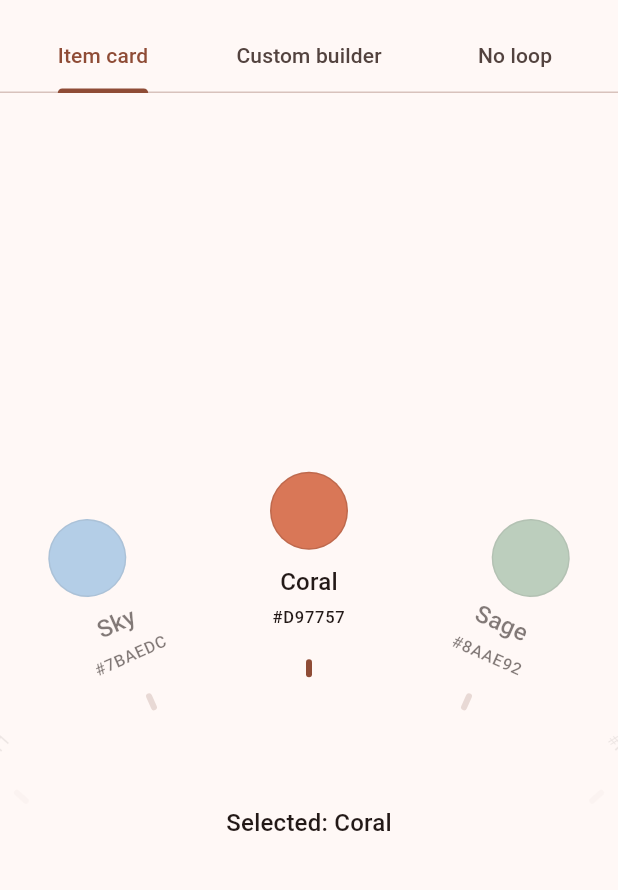
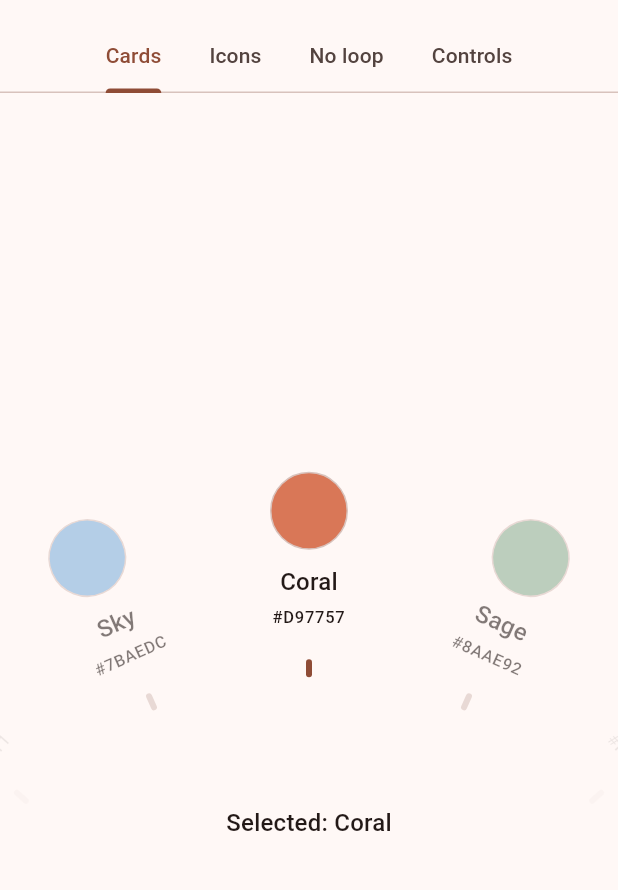
Before and after one commit to LiquidatorCoder/flywheel_carousel, a Flutter app: the screen it shows after launch, on a phone screen of 412 x 824 dp, the part 63-953 px from its top. Run offline on Flutter 3.47's test engine with Material 3 defaults, Android fonts, the phone set to English and light mode, and no system bars.

Commit message:
chore(example): tidy tabs, keep them alive and add a controls demo
Short tab labels (no truncation), keep-alive tabs so selection survives switching, scrollable tab bodies so landscape and large text don't overflow, light/dark themes, an animated selection readout and a Controls tab for FlywheelCarouselController. README gains Performance and Testing notes.

```diff
--- /dev/null
+++ b/example/lib/demos/cards_demo.dart
@@ -0,0 +1,67 @@
+import 'package:flutter/material.dart';
+import 'package:flutter/services.dart';
+import 'package:flywheel_carousel/flywheel_carousel.dart';
+
+import 'demo_layout.dart';
+
+/// `FlywheelItemCard` inside a looping carousel.
+class CardsDemo extends StatefulWidget {
+  const CardsDemo({super.key});
+
+  @override
+  State<CardsDemo> createState() => _CardsDemoState();
+}
+
+class _CardsDemoState extends State<CardsDemo> {
+  static const _swatches = <_Swatch>[
+    _Swatch('Coral', Color(0xFFD97757)),
+    _Swatch('Sage', Color(0xFF8AAE92)),
+    _Swatch('Cream', Color(0xFFFAF9F5)),
+    _Swatch('Ink', Color(0xFF111111)),
+    _Swatch('Sky', Color(0xFF7BAEDC)),
+  ];
+
+  int _selected = 0;
+
+  @override
+  Widget build(BuildContext context) {
+    final outline = Theme.of(context).colorScheme.outlineVariant;
+    return DemoBody(
+      children: [
+        FlywheelCarousel<_Swatch>(
+          items: _swatches,
+          onIndexChanged: (i) => setState(() => _selected = i),
+          onTick: HapticFeedback.selectionClick,
+          semanticLabel: 'Colours',
+          itemBuilder: (context, item, isSelected) => FlywheelItemCard(
+            leading: Container(
+              width: 52,
+              height: 52,
+              decoration: BoxDecoration(
+                color: item.color,
+                shape: BoxShape.circle,
+                // Visible on both light and dark cards (the Ink swatch).
+                border: Border.all(color: outline),
+              ),
+            ),
+            title: item.name,
+            subtitle: item.hex,
+            selected: isSelected,
+          ),
+        ),
+        const SizedBox(height: 24),
+        Readout('Selected: ${_swatches[_selected].name}'),
+      ],
+    );
+  }
+}
+
+class _Swatch {
+  const _Swatch(this.name, this.color);
+
+  final String name;
+  final Color color;
+
+  String get hex =>
+      '#${color.toARGB32().toRadixString(16).padLeft(8, '0').substring(2).toUpperCase()}';
+}
--- /dev/null
+++ b/example/lib/demos/demo_layout.dart
@@ -0,0 +1,66 @@
+import 'package:flutter/material.dart';
+
+/// Keeps its [child] (and so its state) alive while its tab is off-screen.
+class KeepAliveTab extends StatefulWidget {
+  const KeepAliveTab({super.key, required this.child});
+
+  final Widget child;
+
+  @override
+  State<KeepAliveTab> createState() => _KeepAliveTabState();
+}
+
+class _KeepAliveTabState extends State<KeepAliveTab> with AutomaticKeepAliveClientMixin {
+  @override
+  bool get wantKeepAlive => true;
+
+  @override
+  Widget build(BuildContext context) {
+    super.build(context);
+    return widget.child;
+  }
+}
+
+/// A vertically centred column that scrolls instead of overflowing, so a demo
+/// stays usable in landscape and at large text sizes.
+class DemoBody extends StatelessWidget {
+  const DemoBody({super.key, required this.children});
+
+  final List<Widget> children;
+
+  @override
+  Widget build(BuildContext context) {
+    return LayoutBuilder(
+      builder: (context, constraints) => SingleChildScrollView(
+        child: ConstrainedBox(
+          constraints: BoxConstraints(minHeight: constraints.maxHeight),
+          child: Column(mainAxisAlignment: MainAxisAlignment.center, children: children),
+        ),
+      ),
+    );
+  }
+}
+
+/// A line of text that fades and slides in when [text] changes.
+class Readout extends StatelessWidget {
+  const Readout(this.text, {super.key});
+
+  final String text;
+
+  @override
+  Widget build(BuildContext context) {
+    return AnimatedSwitcher(
+      duration: const Duration(milliseconds: 180),
+      // The outgoing text leaves at once, so only one copy is ever settled.
+      reverseDuration: Duration.zero,
+      transitionBuilder: (child, animation) => FadeTransition(
+        opacity: animation,
+        child: SlideTransition(
+          position: Tween(begin: const Offset(0, 0.25), end: Offset.zero).animate(animation),
+          child: child,
+        ),
+      ),
+      child: Text(text, key: ValueKey(text), style: Theme.of(context).textTheme.titleMedium),
+    );
+  }
+}
--- a/example/lib/main.dart
+++ b/example/lib/main.dart
@@ -1,8 +1,19 @@
 import 'package:flutter/material.dart';
-import 'package:flutter/services.dart';
-import 'package:flywheel_carousel/flywheel_carousel.dart';
+
+import 'demos/cards_demo.dart';
+import 'demos/controls_demo.dart';
+import 'demos/demo_layout.dart';
+import 'demos/icons_demo.dart';
+import 'demos/no_loop_demo.dart';
 
 void main() => runApp(const FlywheelExampleApp());
+
+const _seed = Color(0xFFD97757);
+
+ThemeData _theme(Brightness brightness) => ThemeData(
+  colorScheme: ColorScheme.fromSeed(seedColor: _seed, brightness: brightness),
+  useMaterial3: true,
+);
 
 class FlywheelExampleApp extends StatelessWidget {
   const FlywheelExampleApp({super.key});
@@ -11,10 +22,9 @@ class FlywheelExampleApp extends StatelessWidget {
   Widget build(BuildContext context) {
     return MaterialApp(
       title: 'flywheel_carousel',
-      theme: ThemeData(
-        colorScheme: ColorScheme.fromSeed(seedColor: const Color(0xFFD97757)),
-        useMaterial3: true,
-      ),
+      theme: _theme(Brightness.light),
+      darkTheme: _theme(Brightness.dark),
+      themeMode: ThemeMode.system,
       home: const _Home(),
     );
   }
@@ -26,165 +36,32 @@ class _Home extends StatelessWidget {
   @override
   Widget build(BuildContext context) {
     return DefaultTabController(
-      length: 3,
+      length: 4,
       child: Scaffold(
         appBar: AppBar(
           title: const Text('Flywheel'),
           bottom: const TabBar(
+            isScrollable: true,
+            tabAlignment: TabAlignment.center,
             tabs: [
-              Tab(text: 'Item card'),
-              Tab(text: 'Custom builder'),
+              Tab(text: 'Cards'),
+              Tab(text: 'Icons'),
               Tab(text: 'No loop'),
+              Tab(text: 'Controls'),
             ],
           ),
         ),
-        body: const TabBarView(children: [_ColorCardDemo(), _IconBuilderDemo(), _NoLoopDemo()]),
+        // Each demo is wrapped so its state (selection, wheel position)
+        // survives switching tabs.
+        body: const TabBarView(
+          children: [
+            KeepAliveTab(child: CardsDemo()),
+            KeepAliveTab(child: IconsDemo()),
+            KeepAliveTab(child: NoLoopDemo()),
+            KeepAliveTab(child: ControlsDemo()),
+          ],
+        ),
       ),
     );
   }
 }
-
-class _ColorCardDemo extends StatefulWidget {
-  const _ColorCardDemo();
-
-  @override
-  State<_ColorCardDemo> createState() => _ColorCardDemoState();
-}
-
-class _ColorCardDemoState extends State<_ColorCardDemo> {
-  static const _swatches = <_Swatch>[
-    _Swatch('Coral', Color(0xFFD97757)),
-    _Swatch('Sage', Color(0xFF8AAE92)),
-    _Swatch('Cream', Color(0xFFFAF9F5)),
-    _Swatch('Ink', Color(0xFF111111)),
-    _Swatch('Sky', Color(0xFF7BAEDC)),
-  ];
-
-  int _selected = 0;
-
-  @override
-  Widget build(BuildContext context) {
-    final swatch = _swatches[_selected];
-    return Column(
-      mainAxisAlignment: MainAxisAlignment.center,
-      children: [
-        FlywheelCarousel<_Swatch>(
-          items: _swatches,
-          initialIndex: 0,
-          onIndexChanged: (i) => setState(() => _selected = i),
-          onTick: HapticFeedback.selectionClick,
-          itemBuilder: (context, item, isSelected) => FlywheelItemCard(
-            leading: Container(
-              width: 52,
-              height: 52,
-              decoration: BoxDecoration(
-                color: item.color,
-                shape: BoxShape.circle,
-                border: Border.all(color: Colors.black12),
-              ),
-            ),
-            title: item.name,
-            subtitle:
-                '#${item.color.toARGB32().toRadixString(16).padLeft(8, '0').substring(2).toUpperCase()}',
-            selected: isSelected,
-          ),
-        ),
-        const SizedBox(height: 24),
-        Text('Selected: ${swatch.name}', style: Theme.of(context).textTheme.titleMedium),
-      ],
-    );
-  }
-}
-
-class _IconBuilderDemo extends StatefulWidget {
-  const _IconBuilderDemo();
-
-  @override
-  State<_IconBuilderDemo> createState() => _IconBuilderDemoState();
-}
-
-class _IconBuilderDemoState extends State<_IconBuilderDemo> {
-  static const _icons = <IconData>[
-    Icons.bolt,
-    Icons.coffee,
-    Icons.spa,
-    Icons.travel_explore,
-    Icons.rocket_launch,
-  ];
-
-  int _selected = 0;
-
-  @override
-  Widget build(BuildContext context) {
-    return Column(
-      mainAxisAlignment: MainAxisAlignment.center,
-      children: [
-        FlywheelCarousel<IconData>(
-          items: _icons,
-          wheelRadius: 240,
-          onIndexChanged: (i) => setState(() => _selected = i),
-          onTick: HapticFeedback.selectionClick,
-          itemBuilder: (context, icon, isSelected) => Center(
-            child: Container(
-              padding: const EdgeInsets.all(12),
-              decoration: BoxDecoration(
-                shape: BoxShape.circle,
-                color: Colors.transparent,
-                border: Border.all(
-                  color: isSelected
-                      ? Theme.of(context).colorScheme.primary
-                      : Theme.of(context).colorScheme.outlineVariant,
-                  width: isSelected ? 2 : 1,
-                ),
-              ),
-              child: Icon(icon, size: 24),
-            ),
-          ),
-        ),
-        const SizedBox(height: 24),
-        Text('Index: $_selected', style: Theme.of(context).textTheme.titleMedium),
-      ],
-    );
-  }
-}
-
-class _NoLoopDemo extends StatefulWidget {
-  const _NoLoopDemo();
-
-  @override
-  State<_NoLoopDemo> createState() => _NoLoopDemoState();
-}
-
-class _NoLoopDemoState extends State<_NoLoopDemo> {
-  static const _names = ['One', 'Two', 'Three', 'Four', 'Five'];
-
-  int _selected = 0;
-
-  @override
-  Widget build(BuildContext context) {
-    return Column(
-      mainAxisAlignment: MainAxisAlignment.center,
-      children: [
-        FlywheelCarousel<String>(
-          items: _names,
-          loop: false,
-          initialIndex: 2,
-          onIndexChanged: (i) => setState(() => _selected = i),
-          itemBuilder: (context, name, isSelected) => FlywheelItemCard(
-            leading: CircleAvatar(radius: 26, child: Text(name[0])),
-            title: name,
-            selected: isSelected,
-          ),
-        ),
-        const SizedBox(height: 24),
-        Text('Index: $_selected', style: Theme.of(context).textTheme.titleMedium),
-      ],
-    );
-  }
-}
-
-class _Swatch {
-  const _Swatch(this.name, this.color);
-  final String name;
-  final Color color;
-}
```
Also changed, not shown: example/lib/demos/controls_demo.dart (added, +100 -0 lines), example/lib/demos/icons_demo.dart (added, +55 -0 lines), example/lib/demos/no_loop_demo.dart (added, +39 -0 lines), 4 other files.
